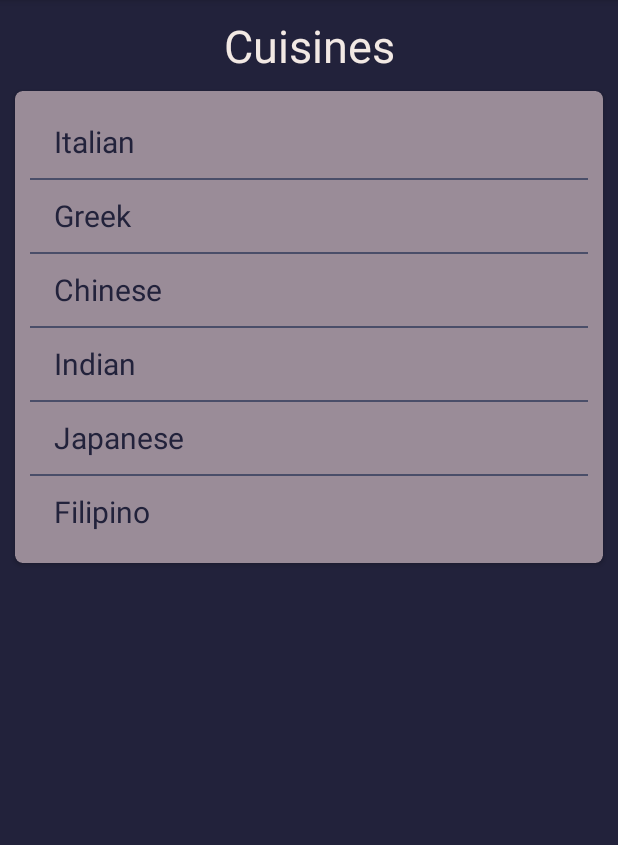
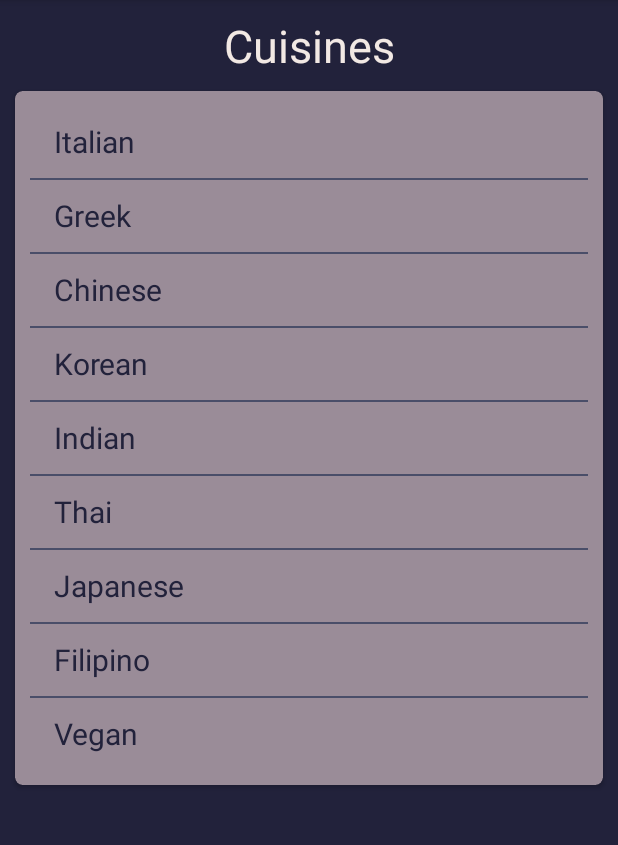
Before and after one commit to Deaniesaur/DeanPinlac_SanjibSaha_COMP304Sec002_Lab5_Ex1, an Android app: the screen it shows after launch (MainActivity), on a phone screen of 412 x 824 dp, the part 84-929 px from its top. Run offline under Robolectric (Android 15) with nearby library versions, the phone set to English and light mode, and no system bars.

Commit message:
Add more cuisine selection

```diff
--- a/app/src/main/res/values/strings.xml
+++ b/app/src/main/res/values/strings.xml
@@ -13,9 +13,12 @@
         <item>Italian</item>
         <item>Greek</item>
         <item>Chinese</item>
+        <item>Korean</item>
         <item>Indian</item>
+        <item>Thai</item>
         <item>Japanese</item>
         <item>Filipino</item>
+        <item>Vegan</item>
     </string-array>
 
 </resources>
```
